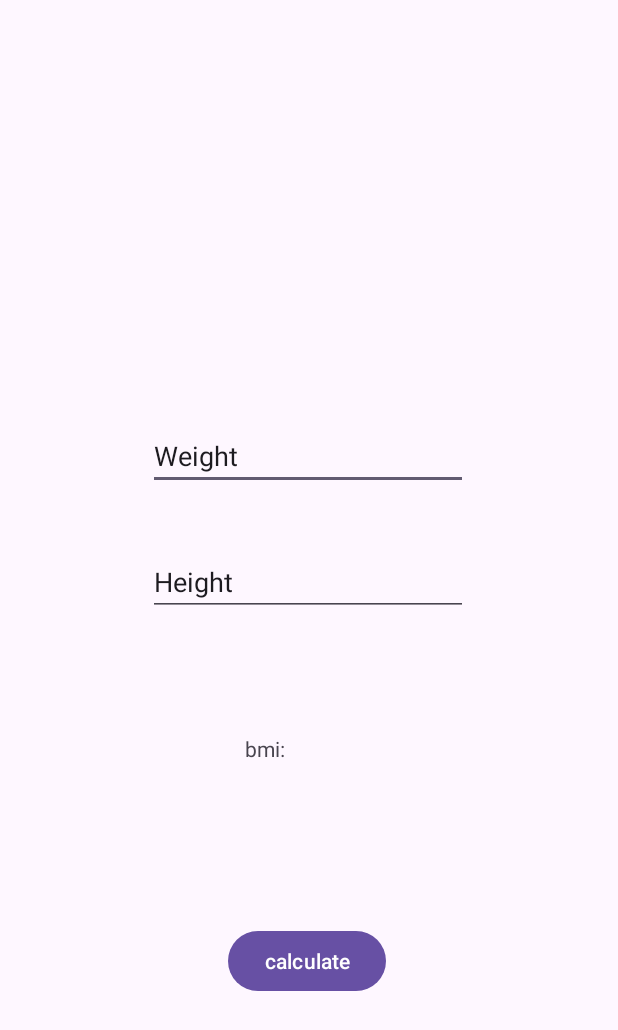
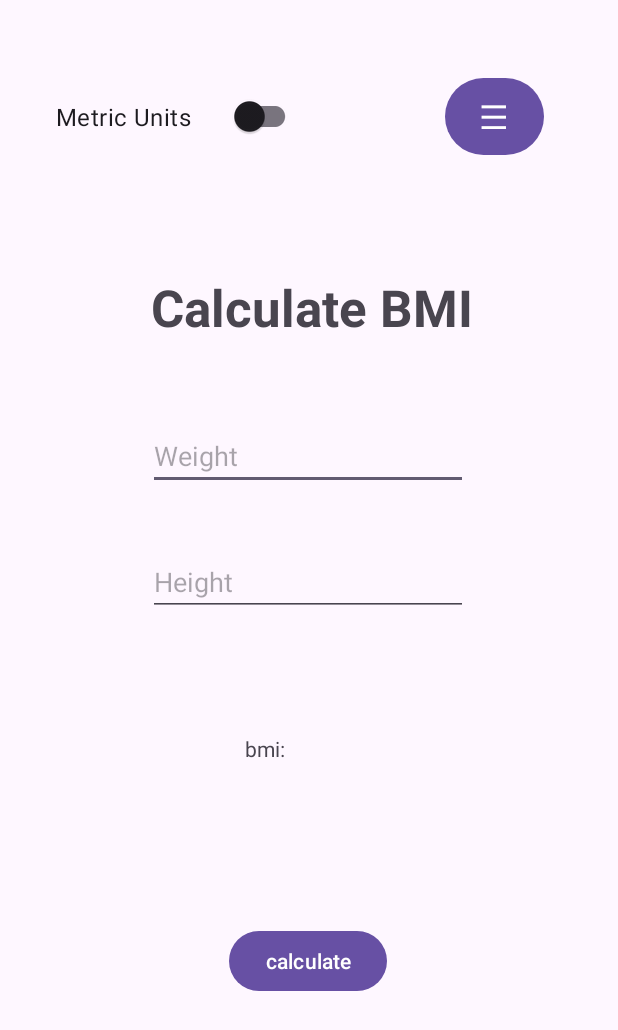
Before and after one commit to cichuss/BMI_calculator, an Android app: the screen it shows after launch (MainActivity), on a phone screen of 412 x 824 dp. Shown: the top 1030 px of the screen. Run offline under Robolectric (Android 15) with nearby library versions, the phone set to English and light mode, and no system bars.

Commit message:
add visuals: metric switch, history, about me. View model doesnt work.

```diff
--- a/app/src/main/java/com/example/bmi_calculator/MainActivity.kt
+++ b/app/src/main/java/com/example/bmi_calculator/MainActivity.kt
@@ -1,5 +1,6 @@
 package com.example.bmi_calculator
 
+import android.content.Intent
 import android.content.SharedPreferences
 import android.os.Bundle
 import android.widget.Button
@@ -7,72 +8,146 @@ import android.widget.EditText
 import android.widget.TextView
 import androidx.appcompat.app.AppCompatActivity
 import kotlin.math.sqrt
+import androidx.activity.viewModels
+import androidx.appcompat.widget.SwitchCompat
+import androidx.core.view.GravityCompat
+import androidx.drawerlayout.widget.DrawerLayout
+import androidx.lifecycle.ViewModelProvider
+import androidx.lifecycle.lifecycleScope
+import com.example.bmi_calculator.activities.AboutMeActivity
+import com.example.bmi_calculator.activities.HistoryActivity
+import com.google.android.material.navigation.NavigationView
+import kotlinx.coroutines.launch
 
 
 class MainActivity : AppCompatActivity() {
 
-    private lateinit var viewModel: Utils
+    private lateinit var viewModel: BMIViewModel
     private lateinit var calculateButton: Button
-    private lateinit var weightEditText: EditText
-    private lateinit var heightEditText: EditText
-    private lateinit var bmiTextView: TextView
-    private lateinit var sharedPreferences: SharedPreferences
-    private val SHARED_PREF_NAME = "BMI_HISTORY"
-    private val WEIGHT_KEY = "weight"
-    private val HEIGHT_KEY = "height"
+    private lateinit var menuButton: NavigationView
+    private lateinit var drawerLayout: DrawerLayout
+    private lateinit var unitSwitch: SwitchCompat
 
-    private fun calculateBMIValue(weight: Double, height: Double): Double {
-        return weight / sqrt(height)
-    }
+//    private lateinit var weightEditText: EditText
+//    private lateinit var heightEditText: EditText
+//    private lateinit var bmiTextView: TextView
+//    private lateinit var sharedPreferences: SharedPreferences
+//    private val SHARED_PREF_NAME = "BMI_HISTORY"
+//    private val WEIGHT_KEY = "weight"
+//    private val HEIGHT_KEY = "height"
+//
+//    private fun calculateBMIValue(weight: Double, height: Double): Double {
+//        return weight / sqrt(height)
+//    }
+//
+//    private fun determineBMICategory(bmi: Double): String {
+//
+//        var category = "ERROR"
+//
+//        category = if (bmi < 18.5) {
+//            "Underweight"
+//        } else if (bmi in 18.5..24.9) {
+//            "Healthy weight"
+//        } else if (bmi in 25.0..29.9) {
+//            "Overweight"
+//        } else {
+//            "Obesity"
+//        }
+//
+//        return category
+//    }
+//
+//    fun calculateBMI() {
+//        val weightStr = weightEditText.text.toString()
+//        val heightStr = heightEditText.text.toString()
+//
+//        if (weightStr.isNotEmpty() && heightStr.isNotEmpty()) {
+//            val weight = weightStr.toDouble()
+//            val height = heightStr.toDouble()
+//            val bmi = calculateBMIValue(weight, height)
+//            val category = determineBMICategory(bmi)
+//
+//            bmiTextView.text = String.format("BMI: %.2f ", bmi)
+//
+////            val editor = sharedPreferences.edit()
+////            editor.putString(WEIGHT_KEY, weightStr)
+////            editor.putString(HEIGHT_KEY, heightStr)
+////            editor.apply()
+//        }
+//    }
 
-    private fun determineBMICategory(bmi: Double): String {
-
-        var category = "ERROR"
-
-        category = if(bmi < 18.5) {
-            "Underweight"
-        } else if(bmi in 18.5..24.9) {
-            "Healthy weight"
-        } else if(bmi in 25.0..29.9) {
-            "Overweight"
-        } else {
-            "Obesity"
-        }
-
-        return category
-    }
-    fun calculateBMI() {
-        val weightStr = weightEditText.text.toString()
-        val heightStr = heightEditText.text.toString()
-
-        if (weightStr.isNotEmpty() && heightStr.isNotEmpty()) {
-            val weight = weightStr.toDouble()
-            val height = heightStr.toDouble()
-            val bmi = calculateBMIValue(weight, height)
-            val category = determineBMICategory(bmi)
-
-            bmiTextView.text = String.format("BMI: %.2f ", bmi)
-
-//            val editor = sharedPreferences.edit()
-//            editor.putString(WEIGHT_KEY, weightStr)
-//            editor.putString(HEIGHT_KEY, heightStr)
-//            editor.apply()
-        }
-    }
     override fun onCreate(savedInstanceState: Bundle?) {
         super.onCreate(savedInstanceState)
         setContentView(R.layout.activity_main)
 
-        weightEditText = findViewById(R.id.Weight)
-        heightEditText = findViewById(R.id.Height)
-        bmiTextView = findViewById(R.id.Bmi)
+        val viewModel: BMIViewModel by viewModels()
+//        viewModel = ViewModelProvider(this)[BMIViewModel::class.java]
 
-//        viewModel = ViewModelProvider(this)[Utils::class.java]
+//        lifecycleScope.launch {
 
+        drawerLayout = findViewById(R.id.drawer_layout)
+        val navView = findViewById<NavigationView>(R.id.nav_view)
+
+        val burgerMenuButton = findViewById<Button>(R.id.burgerMenuButton)
+
+        burgerMenuButton.setOnClickListener {
+            if (drawerLayout.isDrawerOpen(GravityCompat.START)) {
+                drawerLayout.closeDrawer(GravityCompat.START)
+            } else {
+                drawerLayout.openDrawer(GravityCompat.START)
+            }
+        }
+
+        navView.setNavigationItemSelectedListener { menuItem ->
+            when (menuItem.itemId) {
+                R.id.history_option -> {
+                    openHistory()
+                }
+                R.id.about_me_option -> {
+                    openAboutMe()
+                }
+            }
+            drawerLayout.closeDrawer(GravityCompat.START)
+            true
+        }
+        unitSwitch = findViewById(R.id.unitSwitch)
         calculateButton = findViewById(R.id.calculate)
 
+        unitSwitch.setOnCheckedChangeListener { _, isChecked ->
+            if (isChecked) {
+
+//                viewModel.weightEditText.text.clear()
+//                viewModel.heightEditText.text.clear()
+//                viewModel.bmiTextView.text = ""
+                unitSwitch.text = "Imperial Units"
+            } else {
+
+//                viewModel.weightEditText.text.clear()
+//                viewModel.heightEditText.text.clear()
+//                viewModel.bmiTextView.text = ""
+                unitSwitch.text = "Metric Units"
+            }
+        }
         calculateButton.setOnClickListener {
-            calculateBMI()
+            viewModel.weightEditText = findViewById(R.id.Weight)
+            viewModel.heightEditText = findViewById(R.id.Height)
+            viewModel.bmiTextView = findViewById(R.id.Bmi)
+            viewModel.calculateBMI()
+//           }
         }
     }
+
+    private fun openHistory(){
+        val history = Intent(this,
+            HistoryActivity::class.java)
+
+        startActivity(history)
+    }
+
+    private fun openAboutMe(){
+        val aboutMe = Intent(this,
+            AboutMeActivity::class.java)
+
+        startActivity(aboutMe)
+    }
 }
--- a/app/src/main/res/layout/activity_main.xml
+++ b/app/src/main/res/layout/activity_main.xml
@@ -1,7 +1,14 @@
 <?xml version="1.0" encoding="utf-8"?>
-<androidx.constraintlayout.widget.ConstraintLayout xmlns:android="http://schemas.android.com/apk/res/android"
+<androidx.drawerlayout.widget.DrawerLayout
+    xmlns:android="http://schemas.android.com/apk/res/android"
     xmlns:app="http://schemas.android.com/apk/res-auto"
     xmlns:tools="http://schemas.android.com/tools"
+    android:id="@+id/drawer_layout"
+    android:layout_width="match_parent"
+    android:layout_height="match_parent"
+    tools:context=".MainActivity">
+
+<androidx.constraintlayout.widget.ConstraintLayout
     android:layout_width="match_parent"
     android:layout_height="match_parent"
     tools:context=".MainActivity">
@@ -17,6 +24,7 @@
         android:text="calculate"
         app:layout_constraintBottom_toBottomOf="parent"
         app:layout_constraintEnd_toEndOf="parent"
+        app:layout_constraintHorizontal_bias="1.0"
         app:layout_constraintStart_toStartOf="parent"
         app:layout_constraintTop_toBottomOf="@+id/Height" />
 
@@ -30,7 +38,7 @@
         android:layout_marginBottom="19dp"
         android:ems="10"
         android:inputType="text"
-        android:text="Weight"
+        android:hint="Weight"
         app:layout_constraintBottom_toTopOf="@+id/Height"
         app:layout_constraintEnd_toEndOf="parent"
         app:layout_constraintStart_toStartOf="parent"
@@ -46,7 +54,7 @@
         android:layout_marginBottom="108dp"
         android:ems="10"
         android:inputType="text"
-        android:text="Height"
+        android:hint="Height"
         app:layout_constraintBottom_toTopOf="@+id/calculate"
         app:layout_constraintEnd_toEndOf="parent"
         app:layout_constraintStart_toStartOf="parent"
@@ -64,4 +72,50 @@
         app:layout_constraintStart_toStartOf="parent"
         app:layout_constraintTop_toTopOf="parent" />
 
+    <Button
+        android:id="@+id/burgerMenuButton"
+        android:layout_width="66dp"
+        android:layout_height="59dp"
+        android:layout_marginTop="48dp"
+        android:text="☰"
+        android:textAppearance="@style/TextAppearance.AppCompat.Large"
+        app:layout_constraintEnd_toEndOf="parent"
+        app:layout_constraintHorizontal_bias="0.857"
+        app:layout_constraintStart_toStartOf="parent"
+        app:layout_constraintTop_toTopOf="parent" />
+
+    <androidx.appcompat.widget.SwitchCompat
+        android:id="@+id/unitSwitch"
+        android:layout_width="163dp"
+        android:layout_height="43dp"
+        android:layout_marginTop="56dp"
+        android:text="Metric Units"
+        android:textSize="16sp"
+        app:layout_constraintEnd_toStartOf="@+id/burgerMenuButton"
+        app:layout_constraintHorizontal_bias="0.278"
+        app:layout_constraintStart_toStartOf="parent"
+        app:layout_constraintTop_toTopOf="parent" />
+
+    <TextView
+        android:id="@+id/textView3"
+        android:layout_width="wrap_content"
+        android:layout_height="wrap_content"
+        android:text="Calculate BMI"
+        android:textAppearance="@style/TextAppearance.AppCompat.Display1"
+        android:textStyle="bold"
+        app:layout_constraintBottom_toBottomOf="parent"
+        app:layout_constraintEnd_toEndOf="parent"
+        app:layout_constraintHorizontal_bias="0.51"
+        app:layout_constraintStart_toStartOf="parent"
+        app:layout_constraintTop_toTopOf="parent"
+        app:layout_constraintVertical_bias="0.234" />
+
 </androidx.constraintlayout.widget.ConstraintLayout>
+<com.google.android.material.navigation.NavigationView
+android:id="@+id/nav_view"
+android:layout_width="wrap_content"
+android:layout_height="match_parent"
+android:layout_gravity="start"
+app:menu="@menu/drawer_menu" />
+
+    </androidx.drawerlayout.widget.DrawerLayout>
--- /dev/null
+++ b/app/src/main/res/menu/drawer_menu.xml
@@ -0,0 +1,9 @@
+<?xml version="1.0" encoding="utf-8"?>
+<menu xmlns:android="http://schemas.android.com/apk/res/android">
+    <item
+        android:id="@+id/history_option"
+        android:title="History" />
+    <item
+        android:id="@+id/about_me_option"
+        android:title="About Me" />
+</menu>
```
Also changed, not shown: app/build.gradle.kts (+19 -2 lines), app/src/main/AndroidManifest.xml (+12 -3 lines), app/src/main/java/com/example/bmi_calculator/BMIViewModel.kt (renamed from app/src/main/java/com/example/bmi_calculator/Utils.kt, +16 -5 lines), app/src/main/java/com/example/bmi_calculator/activities/AboutMeActivity.kt (added, +12 -0 lines), app/src/main/java/com/example/bmi_calculator/activities/BMIDescriptionActivity.kt (added, +12 -0 lines), app/src/main/java/com/example/bmi_calculator/activities/HistoryActivity.kt (added, +12 -0 lines), app/src/main/res/layout/activity_about_me.xml (added, +93 -0 lines), app/src/main/res/layout/activity_bmidescription.xml (added, +9 -0 lines), app/src/main/res/layout/activity_history.xml (added, +21 -0 lines), app/src/main/res/drawable/cisek.jpg (added), app/src/main/res/drawable/yuki.jpg (added).
